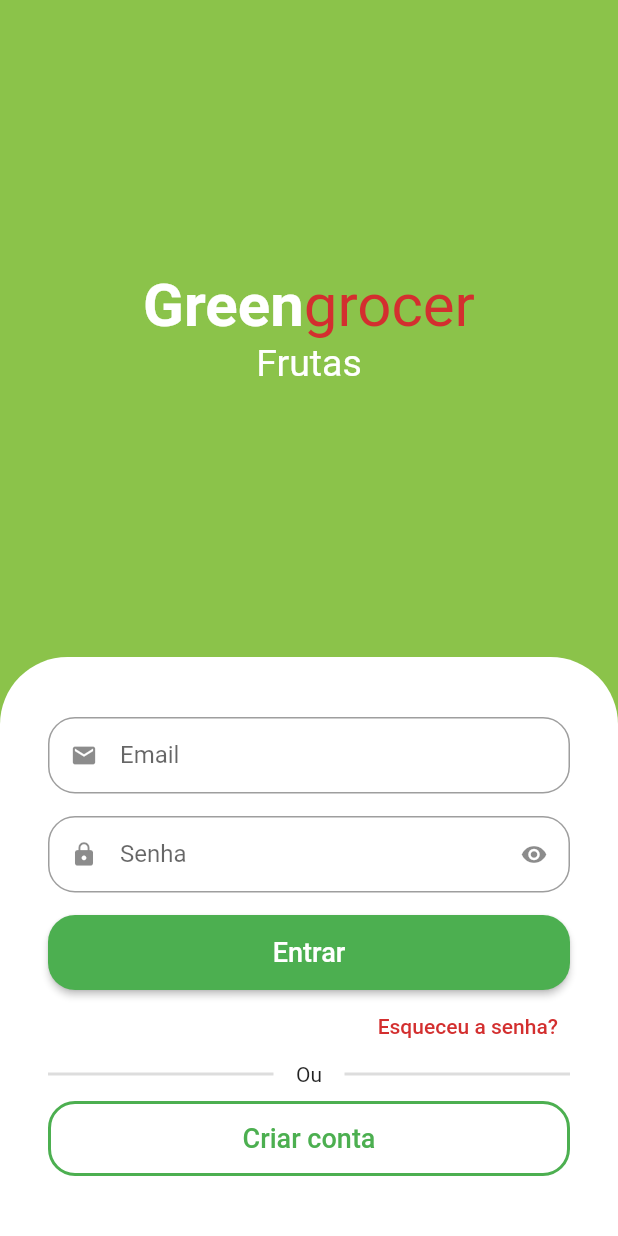
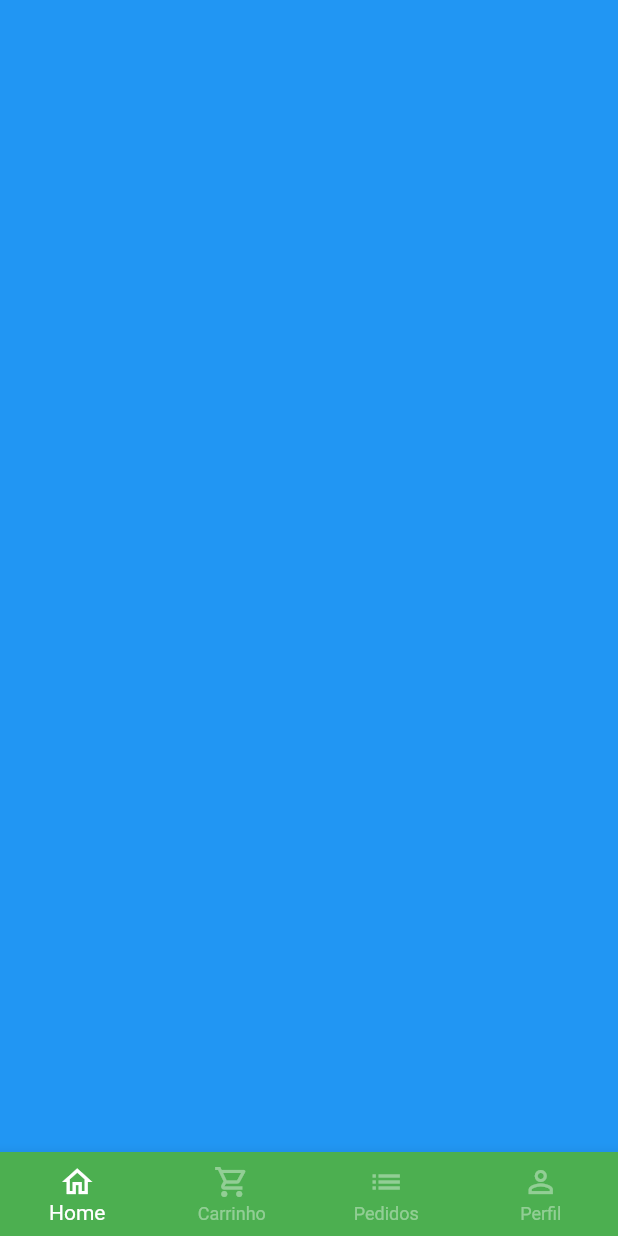
Before and after one commit to Joallisson/greengrocer, a Flutter app: the screen it shows after launch, after a tap on "Entrar", on a phone screen of 412 x 824 dp. Run offline on Flutter 3.47's test engine with Material 2 defaults, Android fonts, the phone set to English and light mode, and no system bars; drawn by our look-alikes of animated_text_kit; our stand-ins replace mask_text_input_formatter.

Commit message:
16. Criando a tela base e BottomNavigationBar

```diff
--- a/lib/src/auth/sign_in_screen.dart
+++ b/lib/src/auth/sign_in_screen.dart
@@ -2,6 +2,7 @@ import 'package:animated_text_kit/animated_text_kit.dart';
 import 'package:flutter/material.dart';
 import 'package:flutter/src/widgets/framework.dart';
 import 'package:greengrocer/src/auth/sign_up_screen.dart';
+import 'package:greengrocer/src/base/base_screen.dart';
 
 import '../config/custom_colors.dart';
 import 'components/custom_text_field.dart';
@@ -104,7 +105,15 @@ class SignInScreen extends StatelessWidget {
                     style: ElevatedButton.styleFrom(
                         shape: RoundedRectangleBorder(
                             borderRadius: BorderRadius.circular(18))),
-                    onPressed: () {},
+                    onPressed: () {
+                      Navigator.of(context).pushReplacement(
+                        MaterialPageRoute(
+                          builder: (contxt){
+                            return const BaseScreen();
+                          }
+                        )
+                      );
+                    },
                     child: const Text(
                       "Entrar",
                       style: TextStyle(fontSize: 18),
--- /dev/null
+++ b/lib/src/base/base_screen.dart
@@ -0,0 +1,35 @@
+import 'package:flutter/material.dart';
+
+class BaseScreen extends StatelessWidget {
+  const BaseScreen({super.key});
+
+  @override
+  Widget build(BuildContext context) {
+    return Scaffold(
+      body: Container(color: Colors.blue,),
+      bottomNavigationBar: BottomNavigationBar(
+        type: BottomNavigationBarType.fixed,
+        backgroundColor: Colors.green,
+        selectedItemColor: Colors.white,
+        unselectedItemColor: Colors.white.withAlpha(100),
+        items: const [
+          BottomNavigationBarItem(
+            icon: Icon(Icons.home_outlined),
+            label: "Home"
+          ),
+          BottomNavigationBarItem(
+            icon: Icon(Icons.shopping_cart_outlined),
+            label: "Carrinho",
+          ),
+          BottomNavigationBarItem(
+            icon: Icon(Icons.list),
+            label: "Pedidos"
+          ),
+          BottomNavigationBarItem(
+            icon: Icon(Icons.person_outline),
+            label: "Perfil"
+          )
+        ]),
+    );
+  }
+}
```
